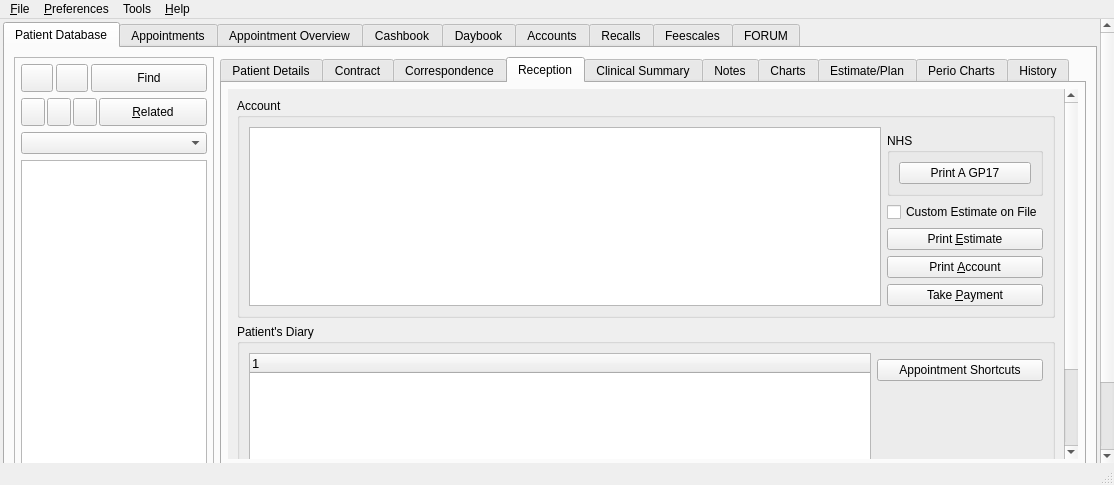
The window that src/openmolar/qt-designer/main.ui (rowinggolfer/openmolar1) describes before a commit, drawn with Qt 5.
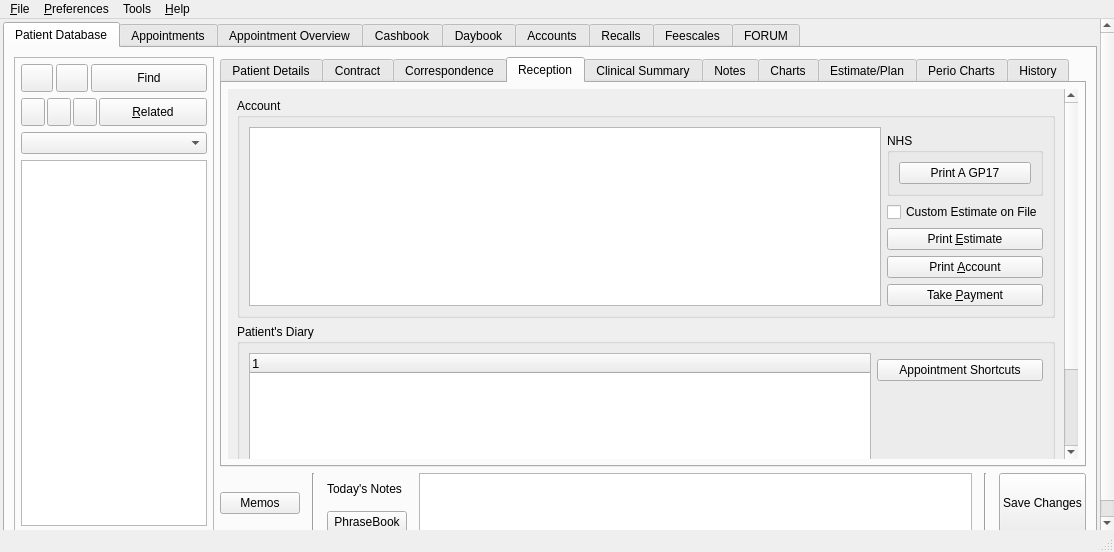
The same window after the commit. Icons and pictures are not drawn.

Diff of the .ui file:
```diff
--- a/src/openmolar/qt-designer/main.ui
+++ b/src/openmolar/qt-designer/main.ui
@@ -7,7 +7,7 @@
     <x>0</x>
     <y>0</y>
     <width>1114</width>
-    <height>485</height>
+    <height>552</height>
    </rect>
   </property>
   <property name="sizePolicy">
```
Left out of the diff: 4 changed lines with no effect on the pictures.
